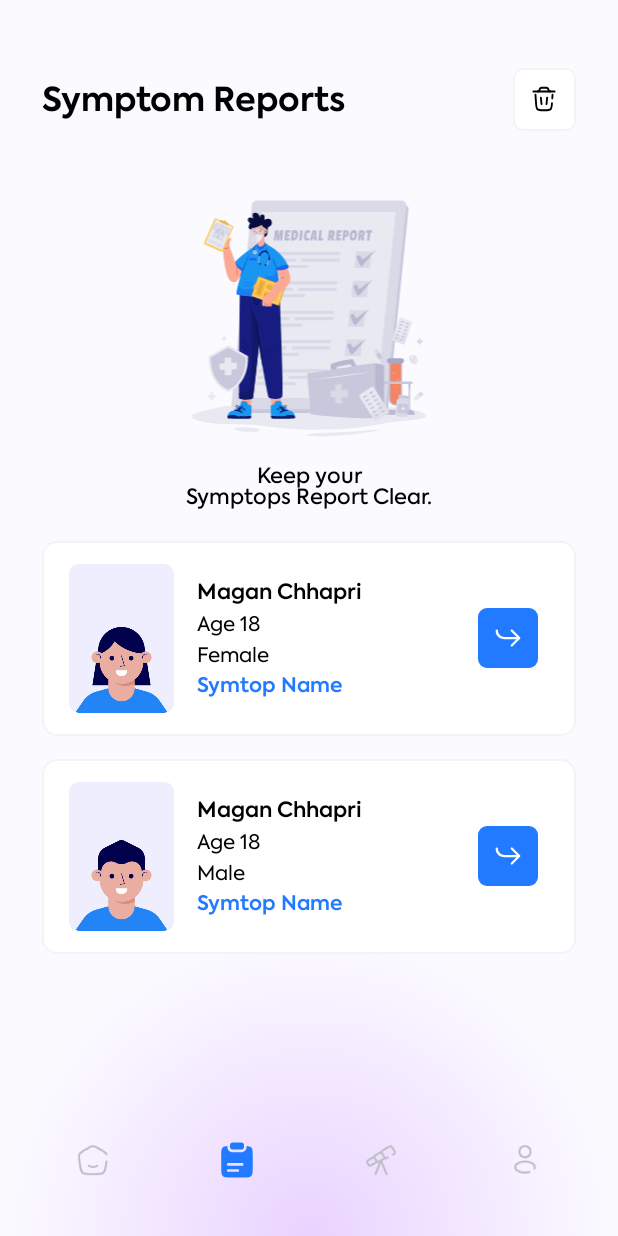
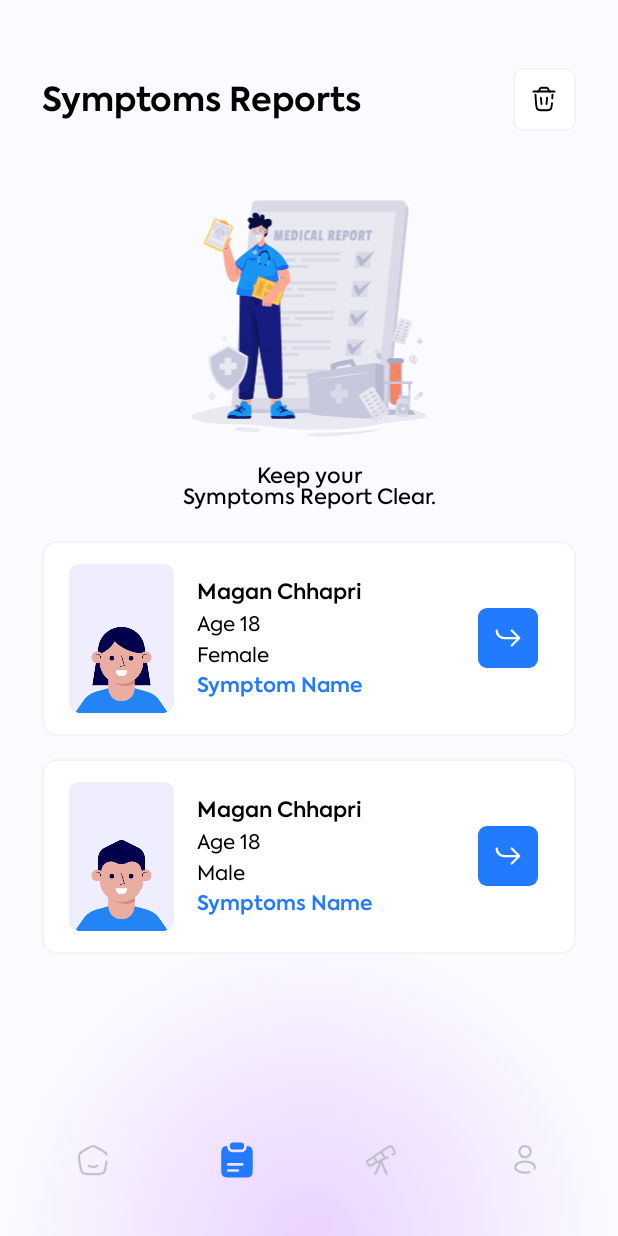
Before and after one commit to theexpensiveinformatics/gfgHackthon, an Android app: the screen it shows after launch once a user with an empty profile is signed in (home_screen_2), after a tap on an icon or button, on a phone screen of 412 x 824 dp. Run offline under Robolectric (Android 15) with nearby library versions, the phone set to English and light mode, and no system bars; our stand-ins replace Firebase (no records; nobody signed in at launch, a user with empty details on screens opened directly); 2 other taps on this screen came first.

```diff
--- a/app/src/main/java/error404/gfg/healthcare/Authantication.java
+++ b/app/src/main/java/error404/gfg/healthcare/Authantication.java
@@ -27,7 +27,7 @@ import error404.gfg.healthcare.databinding.ActivityMainBinding;
 
 public class Authantication extends AppCompatActivity {
     FirebaseAuth fAuth;
-    Dialog dialog;
+    Dialog dialog,loadingDailog;
 
 
     //activityBinding
@@ -68,7 +68,7 @@ public class Authantication extends AppCompatActivity {
 
             }
         });
-
+        LoadingDailog();
         Dailog();
         ActivityChanger();
 
@@ -102,7 +102,7 @@ public class Authantication extends AppCompatActivity {
                     activityAuthanticationBinding.passwordBg.requestFocus();
                 }
                 else{
-
+                    loadingDailog.show();
                     //Authenticate the user
                     fAuth.signInWithEmailAndPassword(email, password).addOnCompleteListener(new OnCompleteListener<AuthResult>() {
                         @Override
@@ -117,6 +117,7 @@ public class Authantication extends AppCompatActivity {
                                     finish();
                                 }else
                                 {
+                                    loadingDailog.dismiss();
                                     dialog.show();
 //                                    Toast.makeText(Authantication.this, "Please Verify your email" , Toast.LENGTH_LONG).show();
                                 }
@@ -168,5 +169,16 @@ public class Authantication extends AppCompatActivity {
         }
     }
 
+    public void LoadingDailog()
+    {
+        //dailogLoading
+        loadingDailog = new Dialog(Authantication.this);
+        loadingDailog.setContentView(R.layout.loading_dailog);
+        loadingDailog.getWindow().setBackgroundDrawable(getDrawable(R.color.trans));
+        loadingDailog.getWindow().setLayout(ViewGroup.LayoutParams.MATCH_PARENT,ViewGroup.LayoutParams.WRAP_CONTENT);
+        loadingDailog.setCancelable(false);
+        loadingDailog.getWindow().getAttributes().windowAnimations = R.style.animation;
+    }
+
 
 }
--- a/app/src/main/java/error404/gfg/healthcare/ThirdFragment.java
+++ b/app/src/main/java/error404/gfg/healthcare/ThirdFragment.java
@@ -4,6 +4,8 @@ import android.content.Intent;
 import android.os.Bundle;
 
 import androidx.annotation.NonNull;
+import androidx.core.app.ActivityOptionsCompat;
+import androidx.core.view.ViewCompat;
 import androidx.fragment.app.Fragment;
 import androidx.recyclerview.widget.LinearLayoutManager;
 import androidx.recyclerview.widget.RecyclerView;
@@ -115,7 +117,9 @@ public class ThirdFragment extends Fragment {
                         arc.putExtra("time",model.getTime());
                         arc.putExtra("weblink",model.getWeblink());
                         arc.putExtra("ytlink",model.getYtlink());
-                        startActivity(arc);
+                        ActivityOptionsCompat options = ActivityOptionsCompat.makeSceneTransitionAnimation(getActivity(),view.findViewById(R.id.cardView), ViewCompat.getTransitionName(view.findViewById(R.id.cardView)));
+                        startActivity(arc,options.toBundle());
+
                     }
 
                     @Override
--- a/app/src/main/res/layout/activity_artical.xml
+++ b/app/src/main/res/layout/activity_artical.xml
@@ -30,6 +30,7 @@
                 android:layout_marginRight="15dp"
                 android:background="@drawable/artical_img_bg"
                 android:orientation="vertical"
+
                 android:outlineAmbientShadowColor="@color/light_gray"
                 android:outlineSpotShadowColor="#4966B1"
                 android:translationZ="80dp">
@@ -42,6 +43,7 @@
                     <androidx.cardview.widget.CardView
                         android:layout_width="match_parent"
                         android:layout_height="210dp"
+                        android:transitionName="z"
                         android:layout_margin="8dp"
                         android:background="@color/broadcastbg"
                         app:cardBackgroundColor="@color/broadcastbg"
--- a/app/src/main/res/layout/broadcast_recycler.xml
+++ b/app/src/main/res/layout/broadcast_recycler.xml
@@ -9,13 +9,16 @@
         android:id="@+id/con_msg"
         android:layout_width="match_parent"
         android:layout_height="wrap_content"
+
         android:background="@drawable/broadcast_bg"
         android:orientation="vertical">
 
         <androidx.cardview.widget.CardView
             android:layout_width="match_parent"
+            android:id="@+id/cardView"
             android:layout_height="180dp"
             android:layout_margin="7dp"
+            android:transitionName="z"
             app:cardBackgroundColor="@color/broadcastbg"
             app:cardCornerRadius="15dip"
             app:cardElevation="0dp"
--- a/app/src/main/res/layout/fragment_history.xml
+++ b/app/src/main/res/layout/fragment_history.xml
@@ -36,7 +36,7 @@
                     android:layout_weight="1"
                     android:fontFamily="@font/bold"
                     android:gravity="left"
-                    android:text="Symptom Reports"
+                    android:text="Symptoms Reports"
                     android:textColor="@color/text_primary"
                     android:textSize="22dp" />
 
@@ -70,7 +70,7 @@
                 android:layout_height="wrap_content"
                 android:fontFamily="@font/meduim"
                 android:gravity="center"
-                android:text="Keep your\nSymptops Report Clear."
+                android:text="Keep your\nSymptoms Report Clear."
                 android:textColor="@color/text_primary" />
 
         </LinearLayout>
@@ -166,7 +166,7 @@
                         android:layout_marginTop="1dp"
                         android:layout_marginRight="15dp"
                         android:fontFamily="@font/semibold"
-                        android:text="Symtop Name"
+                        android:text="Symptom Name"
                         android:textColor="@color/Primary_box"
                         android:textSize="13dp" />
 
@@ -283,7 +283,7 @@
                         android:layout_marginTop="1dp"
                         android:layout_marginRight="15dp"
                         android:fontFamily="@font/semibold"
-                        android:text="Symtop Name"
+                        android:text="Symptoms Name"
                         android:textColor="@color/Primary_box"
                         android:textSize="13dp" />
 
--- a/app/src/main/res/layout/fragment_home.xml
+++ b/app/src/main/res/layout/fragment_home.xml
@@ -116,7 +116,7 @@
                         android:layout_height="wrap_content"
                         android:layout_marginLeft="20dp"
                         android:fontFamily="@font/bold"
-                        android:text="Symptop\nChecker"
+                        android:text="Symptoms\nChecker"
                         android:textColor="@color/home_txt_one" />
 
                     <TextView
@@ -126,7 +126,7 @@
                         android:layout_marginLeft="20dp"
                         android:layout_marginTop="5dp"
                         android:fontFamily="@font/meduim"
-                        android:text="To find out what's\ncausing your\nsymptom."
+                        android:text="To find out what's\ncausing your\nSymptoms."
                         android:textColor="@color/home_txt_two" />
                 </LinearLayout>
 
@@ -270,7 +270,7 @@
                             android:layout_marginLeft="20dp"
                             android:layout_marginTop="20dp"
                             android:fontFamily="@font/bold"
-                            android:text="Reports of\nSymptop"
+                            android:text="Reports of\nSymptoms"
                             android:textColor="@color/home_txt_one" />
 
                         <ImageView
```
Also changed, not shown: app/src/main/java/error404/gfg/healthcare/ProfileFragment.java (+18 -2 lines).
